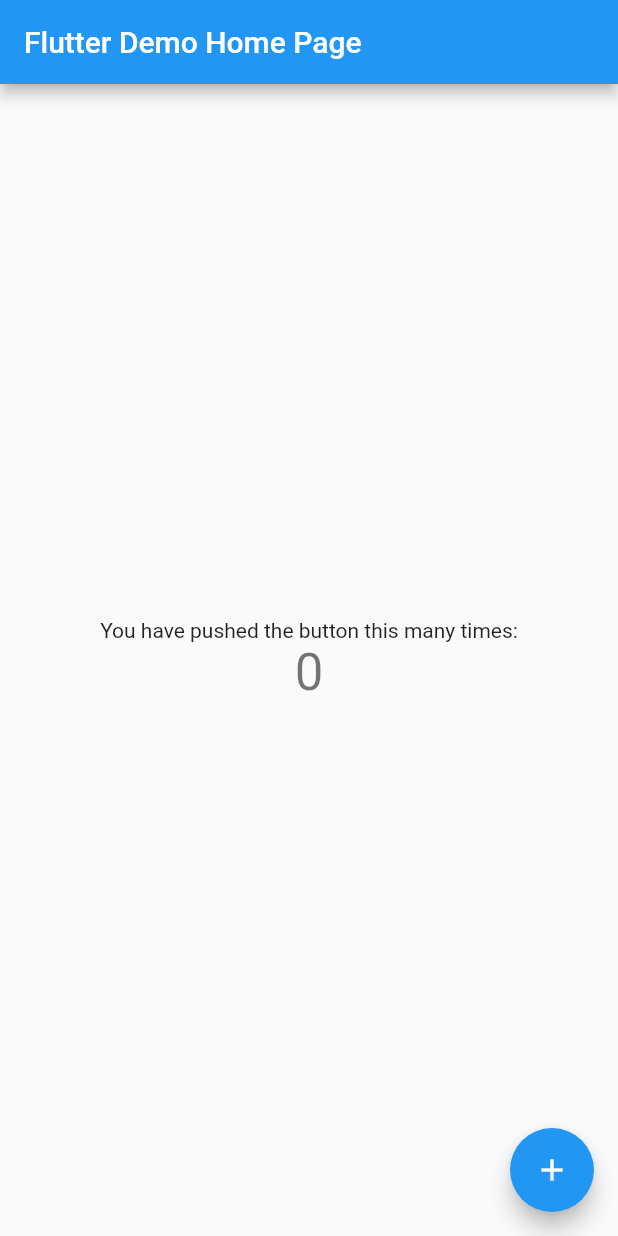
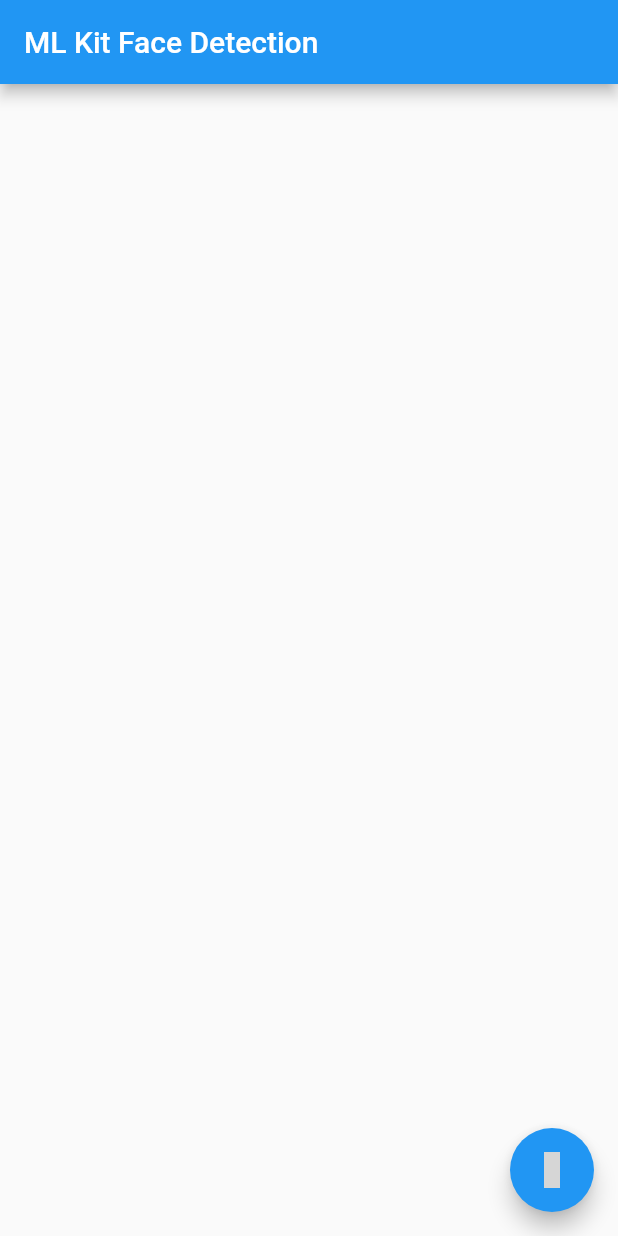
Before and after one commit to TiagoDanin/Flutter-Face-Detection, a Flutter app: the screen it shows after launch, on a phone screen of 412 x 824 dp. Run offline on Flutter 3.47's test engine with Material 2 defaults, Android fonts, the light colour scheme and no system bars; our stand-ins replace image_picker, material_design_icons_flutter; missing offline and left inert: google_ml_kit; grey boxes are pictures that could not be loaded.

Commit message:
feat: show photo with date of ml kit

```diff
--- a/lib/main.dart
+++ b/lib/main.dart
@@ -1,113 +1,19 @@
 import 'package:flutter/material.dart';
+import 'package:flutter_face_detection/screens/HomeView.dart';
 
 void main() {
   runApp(MyApp());
 }
 
 class MyApp extends StatelessWidget {
-  // This widget is the root of your application.
   @override
   Widget build(BuildContext context) {
     return MaterialApp(
       title: 'Flutter Demo',
       theme: ThemeData(
-        // This is the theme of your application.
-        //
-        // Try running your application with "flutter run". You'll see the
-        // application has a blue toolbar. Then, without quitting the app, try
-        // changing the primarySwatch below to Colors.green and then invoke
-        // "hot reload" (press "r" in the console where you ran "flutter run",
-        // or simply save your changes to "hot reload" in a Flutter IDE).
-        // Notice that the counter didn't reset back to zero; the application
-        // is not restarted.
         primarySwatch: Colors.blue,
       ),
-      home: MyHomePage(title: 'Flutter Demo Home Page'),
+      home: HomePage(),
     );
   }
 }
-
-class MyHomePage extends StatefulWidget {
-  MyHomePage({Key key, this.title}) : super(key: key);
-
-  // This widget is the home page of your application. It is stateful, meaning
-  // that it has a State object (defined below) that contains fields that affect
-  // how it looks.
-
-  // This class is the configuration for the state. It holds the values (in this
-  // case the title) provided by the parent (in this case the App widget) and
-  // used by the build method of the State. Fields in a Widget subclass are
-  // always marked "final".
-
-  final String title;
-
-  @override
-  _MyHomePageState createState() => _MyHomePageState();
-}
-
-class _MyHomePageState extends State<MyHomePage> {
-  int _counter = 0;
-
-  void _incrementCounter() {
-    setState(() {
-      // This call to setState tells the Flutter framework that something has
-      // changed in this State, which causes it to rerun the build method below
-      // so that the display can reflect the updated values. If we changed
-      // _counter without calling setState(), then the build method would not be
-      // called again, and so nothing would appear to happen.
-      _counter++;
-    });
-  }
-
-  @override
-  Widget build(BuildContext context) {
-    // This method is rerun every time setState is called, for instance as done
-    // by the _incrementCounter method above.
-    //
-    // The Flutter framework has been optimized to make rerunning build methods
-    // fast, so that you can just rebuild anything that needs updating rather
-    // than having to individually change instances of widgets.
-    return Scaffold(
-      appBar: AppBar(
-        // Here we take the value from the MyHomePage object that was created by
-        // the App.build method, and use it to set our appbar title.
-        title: Text(widget.title),
-      ),
-      body: Center(
-        // Center is a layout widget. It takes a single child and positions it
-        // in the middle of the parent.
-        child: Column(
-          // Column is also a layout widget. It takes a list of children and
-          // arranges them vertically. By default, it sizes itself to fit its
-          // children horizontally, and tries to be as tall as its parent.
-          //
-          // Invoke "debug painting" (press "p" in the console, choose the
-          // "Toggle Debug Paint" action from the Flutter Inspector in Android
-          // Studio, or the "Toggle Debug Paint" command in Visual Studio Code)
-          // to see the wireframe for each widget.
-          //
-          // Column has various properties to control how it sizes itself and
-          // how it positions its children. Here we use mainAxisAlignment to
-          // center the children vertically; the main axis here is the vertical
-          // axis because Columns are vertical (the cross axis would be
-          // horizontal).
-          mainAxisAlignment: MainAxisAlignment.center,
-          children: <Widget>[
-            Text(
-              'You have pushed the button this many times:',
-            ),
-            Text(
-              '$_counter',
-              style: Theme.of(context).textTheme.headline4,
-            ),
-          ],
-        ),
-      ),
-      floatingActionButton: FloatingActionButton(
-        onPressed: _incrementCounter,
-        tooltip: 'Increment',
-        child: Icon(Icons.add),
-      ), // This trailing comma makes auto-formatting nicer for build methods.
-    );
-  }
-}
--- /dev/null
+++ b/lib/screens/HomeView.dart
@@ -0,0 +1,151 @@
+import 'dart:ui';
+import 'dart:ui' as ui show Image;
+
+import 'package:flutter/material.dart';
+import 'package:google_ml_kit/google_ml_kit.dart';
+import 'package:image_picker/image_picker.dart';
+import 'package:material_design_icons_flutter/material_design_icons_flutter.dart';
+
+class HomePage extends StatefulWidget {
+  HomePage({Key key}) : super(key: key);
+
+  @override
+  HomePageWithState createState() => HomePageWithState();
+}
+
+class HomePageWithState extends State<HomePage> {
+  ui.Image imageSelected = null;
+  List<Face> faces = [];
+
+  void getImage() async {
+    final PickedFile pickedFile = await ImagePicker().getImage(source: ImageSource.gallery);
+    if (pickedFile != null) {
+      var imageFile = await pickedFile.readAsBytes();
+      ui.Image imageFile2 = await decodeImageFromList(imageFile);
+
+      final InputImage inputImage = InputImage.fromFilePath(pickedFile.path);
+      final FaceDetector faceDetector = GoogleMlKit.vision.faceDetector(FaceDetectorOptions(
+        enableClassification: true,
+        enableTracking: true,
+      ));
+
+      final List<Face> outputFaces = await faceDetector.processImage(inputImage);
+
+      setState(() {
+        imageSelected = imageFile2;
+        faces = outputFaces;
+      });
+    }
+  }
+
+  @override
+  Widget build(BuildContext context) {
+    return Scaffold(
+      appBar: AppBar(
+        title: Text("ML Kit Face Detection"),
+      ),
+      body: Center(
+        child: InteractiveViewer(
+          panEnabled: true,
+          boundaryMargin: EdgeInsets.all(1000),
+          minScale: 0.1,
+          maxScale: 3,
+          child: Column(
+            children: [
+              if (imageSelected != null)
+                Container(
+                  height: imageSelected.height.toDouble(),
+                  width: imageSelected.width.toDouble(),
+                  child: CustomPaint(
+                    painter: FaceDraw(faces: faces, image: imageSelected),
+                  ),
+                )
+            ],
+          ),
+        ),
+      ),
+      floatingActionButton: FloatingActionButton(
+        onPressed: getImage,
+        tooltip: 'Select',
+        child: Icon(MdiIcons.image),
+      ),
+    );
+  }
+}
+
+class FaceDraw extends CustomPainter {
+  List<Face> faces;
+  ui.Image image;
+
+  FaceDraw({@required this.faces, @required this.image});
+
+  @override
+  void paint(Canvas canvas, Size size) {
+    canvas.drawImage(image, Offset.zero, Paint());
+
+    for (Face face in faces) {
+      canvas.drawRect(
+        face.boundingBox,
+        Paint()
+          ..style = PaintingStyle.stroke
+          ..color = Colors.blueAccent
+          ..strokeWidth = 4,
+      );
+
+      canvas.drawLine(
+          Offset(face.boundingBox.left + 5, face.boundingBox.top - 12),
+          Offset(face.boundingBox.right - 5, face.boundingBox.top - 12),
+          Paint()
+            ..color = Colors.white.withOpacity(0.8)
+            ..strokeWidth = 18
+            ..style = PaintingStyle.fill);
+
+      TextPainter paintSpanId = new TextPainter(
+        text: TextSpan(
+          style: new TextStyle(
+            color: Colors.black,
+            fontSize: 15,
+            fontWeight: FontWeight.w400,
+            fontFamily: 'Roboto',
+          ),
+          text: "ID::${face.trackingId}",
+        ),
+        textAlign: TextAlign.center,
+        textDirection: TextDirection.ltr,
+      );
+
+      paintSpanId.layout();
+      paintSpanId.paint(canvas, new Offset(face.boundingBox.left + 10, face.boundingBox.top - 20));
+
+      canvas.drawLine(
+          Offset(face.boundingBox.left, face.boundingBox.bottom + 14),
+          Offset(face.boundingBox.right, face.boundingBox.bottom + 14),
+          Paint()
+            ..color = Colors.black.withOpacity(0.7)
+            ..strokeWidth = 20
+            ..style = PaintingStyle.fill);
+
+      TextPainter paintSmilingStatus = new TextPainter(
+        text: TextSpan(
+          style: TextStyle(
+            color: Colors.white,
+            fontSize: 15,
+            fontWeight: FontWeight.w700,
+            fontFamily: 'Roboto',
+          ),
+          text: "Smiling::${face.smilingProbability >= 0.5 ? "Yes" : "No"}",
+        ),
+        textAlign: TextAlign.center,
+        textDirection: TextDirection.ltr,
+      );
+
+      paintSmilingStatus.layout();
+      paintSmilingStatus.paint(canvas, new Offset(face.boundingBox.left + 3, face.boundingBox.bottom + 5));
+    }
+  }
+
+  @override
+  bool shouldRepaint(CustomPainter oldDelegate) {
+    return false;
+  }
+}
```
Also changed, not shown: pubspec.yaml (+4 -58 lines), pubspec.lock, 1 other file.
